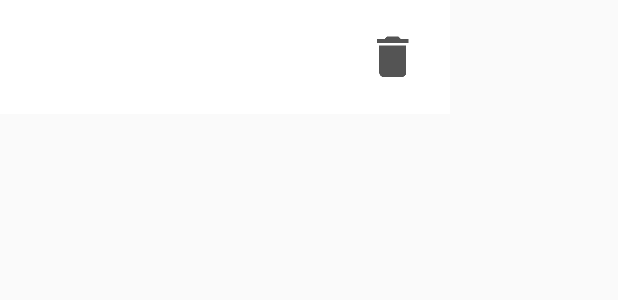
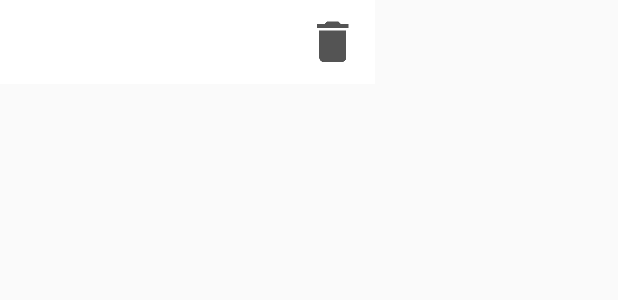
Before and after one commit to satipclientapp/SATIP-SDK, an Android app: the layout list_item.xml on its own in the app's theme, with its tools: preview values and no code run, on a phone screen of 412 x 824 dp. Shown: the top 300 px of the screen. Run offline under Robolectric (Android 15) with nearby library versions, the light colour scheme and no system bars.

Commit message:
Restrict item size

```diff
--- a/VLC-Android-Discoverer/mobile/src/main/res/layout/list_item.xml
+++ b/VLC-Android-Discoverer/mobile/src/main/res/layout/list_item.xml
@@ -8,10 +8,10 @@
             type="ListAdapter.Item" />
     </data>
     <LinearLayout
-        android:layout_width="300dp"
+        android:layout_width="250dp"
         android:layout_height="wrap_content"
         android:weightSum="1"
-        android:padding="20dp"
+        android:padding="10dp"
         android:layout_marginBottom="10dp"
         android:background="@color/pure_white"
         android:focusable="true">
```
